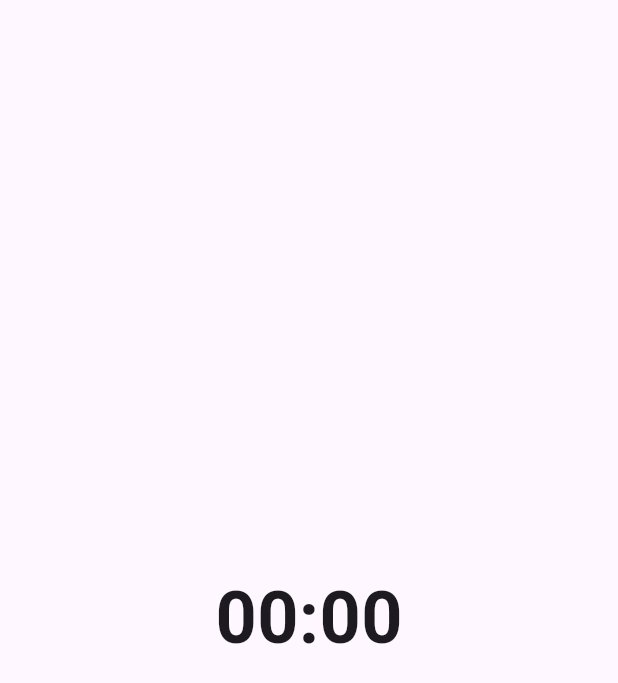
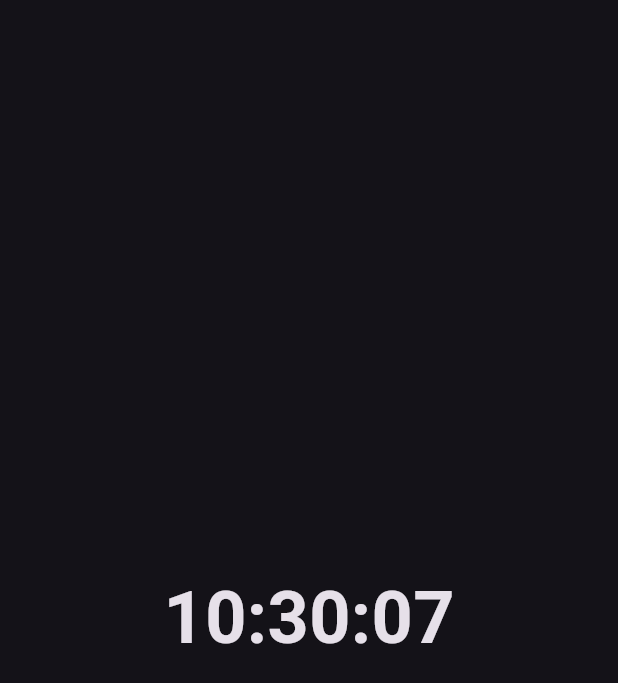
Before and after one commit to Pratham00007/wear_os, a Flutter app: the screen it shows after launch, on a phone screen of 412 x 824 dp. Shown: the top 683 px of the screen. Run offline on Flutter 3.47's test engine with Material 3 defaults, Android fonts, the light colour scheme and no system bars; missing offline and left inert: wear_plus.

Commit message:
current_time

```diff
--- a/lib/watch.dart
+++ b/lib/watch.dart
@@ -1,5 +1,4 @@
 import 'dart:async';
-
 import 'package:flutter/material.dart';
 import 'package:intl/intl.dart';
 import 'package:wear_plus/wear_plus.dart';
@@ -12,7 +11,8 @@ class MyApp extends StatelessWidget {
     return MaterialApp(
       title: 'Wear Os App',
       theme: ThemeData(
-        colorScheme: ColorScheme.fromSeed(seedColor: Colors.deepPurple),
+        primarySwatch: Colors.blue,
+        brightness: Brightness.dark
 
       ),
       home: const WatchFace(),
@@ -52,7 +52,8 @@ class _WatchFaceState extends State<WatchFace> {
   Widget build(BuildContext context) {
     return Scaffold(
       body: Center(
-        child: Text("00:00",style: TextStyle(fontSize: 48,fontWeight: FontWeight.bold),),
+        //_textstring for current time
+        child: Text(_timeString,style: TextStyle(fontSize: 48,fontWeight: FontWeight.bold),),
       )
     );
 
```
